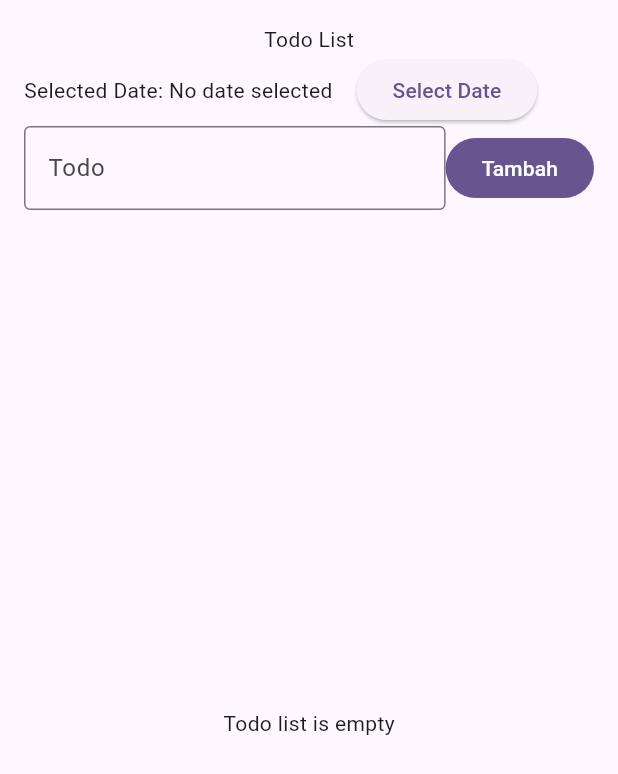
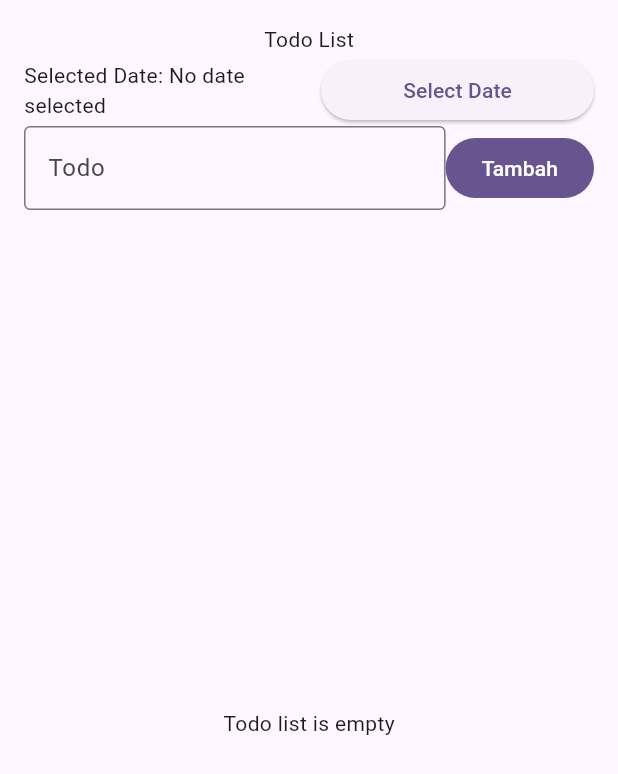
Before and after one commit to muthiasasi19/167_TodoBloc, a Flutter app: the screen it shows after launch, on a phone screen of 412 x 824 dp. Shown: the top 774 px of the screen. Run offline on Flutter 3.47's test engine with Material 3 defaults, Android fonts, the light colour scheme and no system bars; our stand-ins replace bloc, flutter_bloc; statements that could not run were skipped.

Commit message:
Memperbaiki posisi button

```diff
--- a/lib/todo_bloc/todo_page.dart
+++ b/lib/todo_bloc/todo_page.dart
@@ -24,19 +24,21 @@ class _TodoPageState extends State<TodoPage> {
               Text("Todo List"),
               Row(
                 children: [
-                  Text("Selected Date: "),
-                  BlocBuilder<TodoBloc, TodoState>(
+                  Expanded(
+                    child: BlocBuilder<TodoBloc, TodoState>(
                       builder: (context, state) {
+                        String text = "No date selected";
                         if (state is TodoLoaded && state.selectedDate != null) {
-                        return Text(
-                          '${state.selectedDate!.day}/${state.selectedDate!.month}/${state.selectedDate!.year}',
-                        );
+                          text =
+                              '${state.selectedDate!.day}/${state.selectedDate!.month}/${state.selectedDate!.year}';
                         }
-                      return Text("No date selected");
+                        return Text("Selected Date: $text");
                       },
                     ),
+                  ),
                   SizedBox(width: 16.0),
-                  ElevatedButton(
+                  Expanded(
+                    child: ElevatedButton(
                       onPressed: () {
                         showDatePicker(
                           context: context,
@@ -53,8 +55,10 @@ class _TodoPageState extends State<TodoPage> {
                       },
                       child: Text('Select Date'),
                     ),
+                  ),
                 ],
               ),
+
               Form(
                 key: _key,
                 child: Row(
```
Lines whose indentation alone changed are shown as unchanged.
